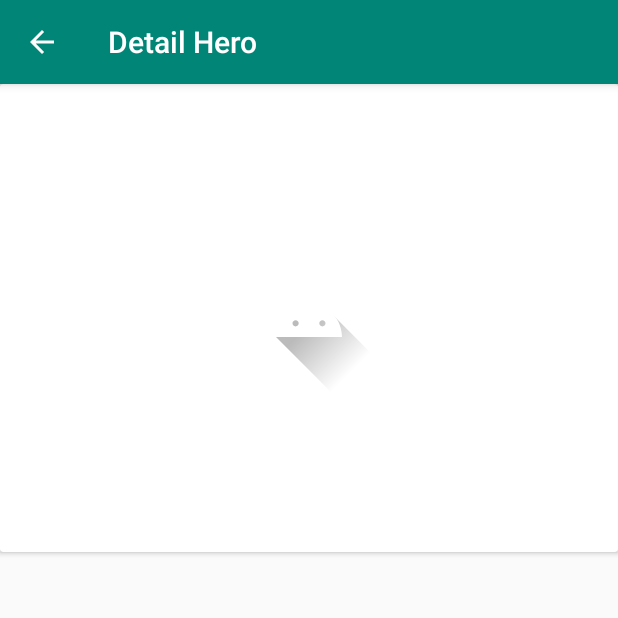
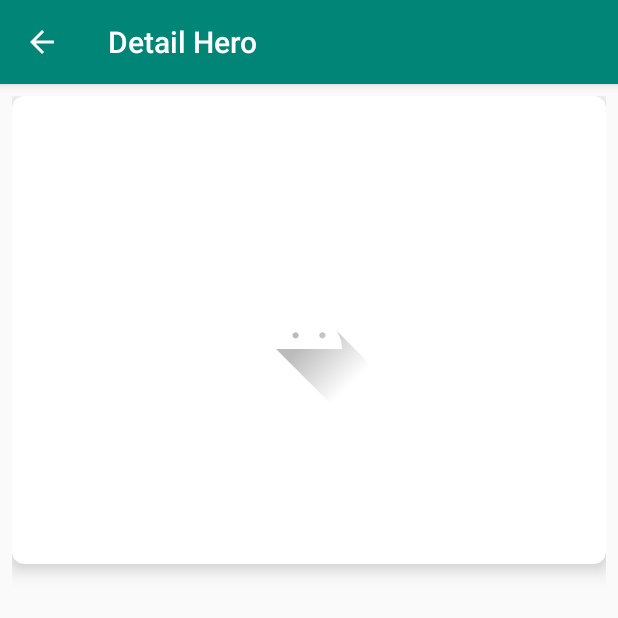
Before and after one commit to monsterwkwk/android_mylistapp, an Android app: the DetailHeroActivity screen opened directly, with no data from a screen before it, on a phone screen of 412 x 824 dp, the top half of it. Run offline under Robolectric (Android 15) with nearby library versions, the phone set to English and light mode, and no system bars; pictures from the network do not load.

Commit message:
[rahmatkurniawan811] DetailHero - design card layout

```diff
--- a/app/src/main/res/layout/activity_detail_hero.xml
+++ b/app/src/main/res/layout/activity_detail_hero.xml
@@ -4,11 +4,15 @@
     xmlns:tools="http://schemas.android.com/tools"
     android:layout_width="match_parent"
     android:layout_height="match_parent"
+    android:padding="8dp"
     android:scrollbarThumbVertical="@color/colorAccent">
 
     <androidx.cardview.widget.CardView
         android:layout_width="match_parent"
-        android:layout_height="wrap_content">
+        android:layout_height="wrap_content"
+        app:cardElevation="7dp"
+        app:cardCornerRadius="8dp"
+        android:background="@color/card">
 
         <RelativeLayout
             android:layout_width="match_parent"
--- a/app/src/main/res/values/colors.xml
+++ b/app/src/main/res/values/colors.xml
@@ -3,4 +3,5 @@
     <color name="colorPrimary">#008577</color>
     <color name="colorPrimaryDark">#00574B</color>
     <color name="colorAccent">#D81B60</color>
+    <color name="card">#dfe6e9</color>
 </resources>
```
